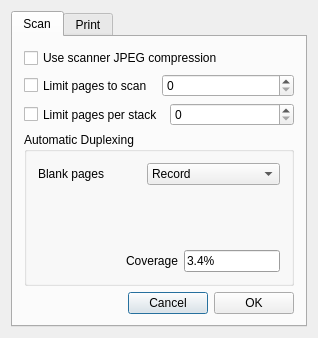
Above: options.ui from sjg20/paperman before the change. Below: the same form after it.
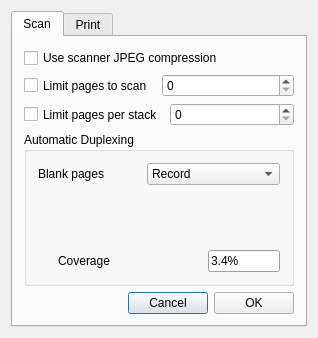
That is the form after the change. Custom widgets are drawn as their Qt base class.

Commit message:
options: Set a minimum size for the slider
This is sometimes too small to be visible, so set a minimum width.
Adjust the balance between the spacer, the slider and the text.

```diff
--- a/options.ui
+++ b/options.ui
@@ -118,7 +118,7 @@
                <widget class="SliderSpin" name="threshold" native="true"/>
               </item>
               <item>
-               <layout class="QHBoxLayout">
+               <layout class="QHBoxLayout" stretch="0,2,1">
                 <item>
                  <spacer>
                   <property name="orientation">
@@ -129,7 +129,7 @@
                   </property>
                   <property name="sizeHint" stdset="0">
                    <size>
-                    <width>101</width>
+                    <width>20</width>
                     <height>20</height>
                    </size>
                   </property>
```
Left out of the diff: 9 changed lines with no effect on the pictures.
